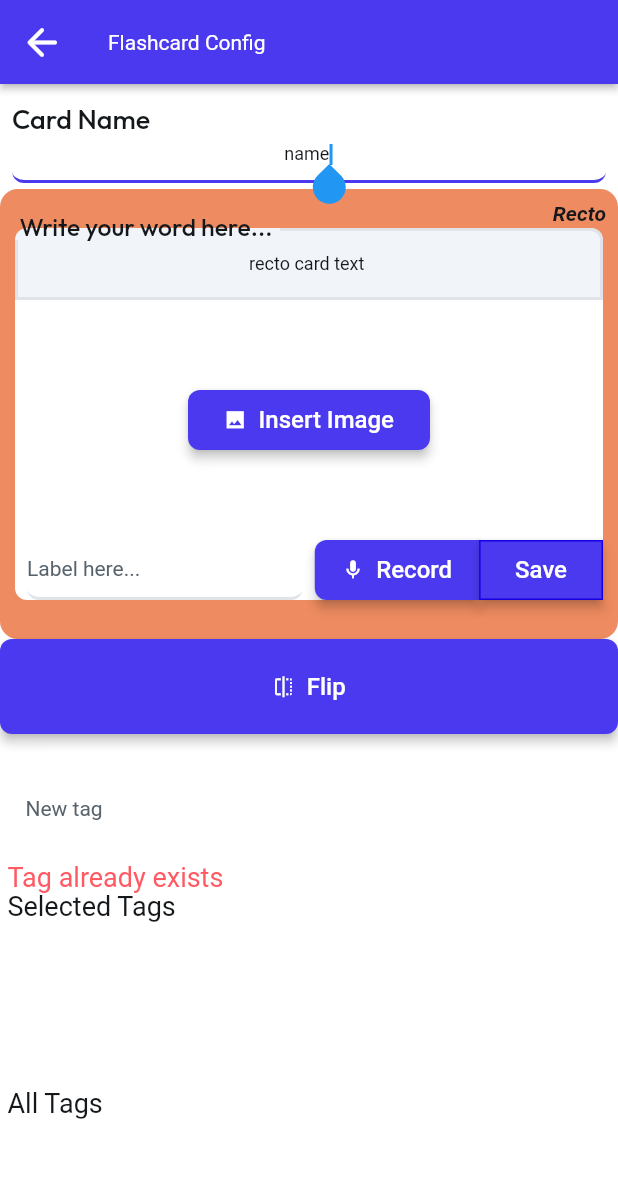
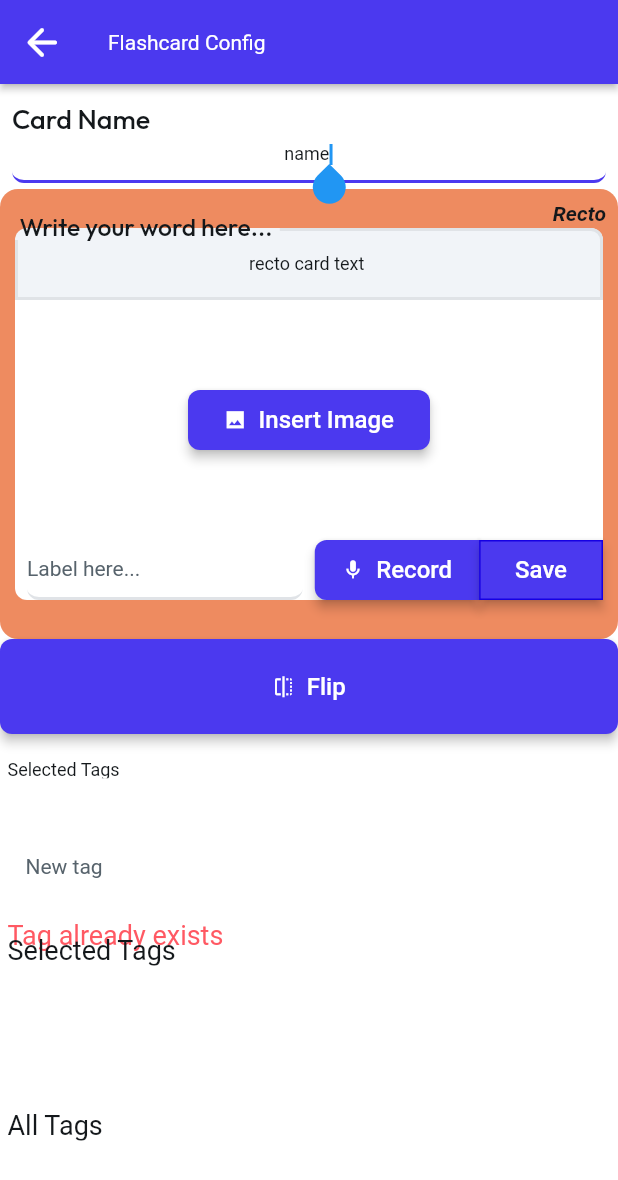
Before and after one commit to alegarn/Convsrs, a Flutter app: the FlashcardUpdateScreenWidget screen opened by its route, on a phone screen of 412 x 824 dp. Shown: the top 1180 px of the screen. Run offline on Flutter 3.47's test engine with Material 3 defaults, Android fonts, the phone set to English and light mode, and no system bars; drawn by our look-alikes of auto_size_text, flutter_animate; our stand-ins replace cached_network_image, cross_file, csv, data_table_2, easy_debounce, file_picker and 18 more; missing offline and left inert: json_path, mime_type, record; accounts and stored records are empty; Roboto replaces fonts that are missing (Readex Pro); statements that could not run were skipped.

Commit message:
new component (a tag list), included directly in flashcards_update_screen

```diff
--- /dev/null
+++ b/lib/components/selected_tags_list_model.dart
@@ -0,0 +1,15 @@
+import '/flutter_flow/flutter_flow_util.dart';
+import 'selected_tags_list_widget.dart' show SelectedTagsListWidget;
+import 'package:flutter/material.dart';
+
+class SelectedTagsListModel extends FlutterFlowModel<SelectedTagsListWidget> {
+  ///  Local state fields for this component.
+
+  bool displayTagOption = false;
+
+  @override
+  void initState(BuildContext context) {}
+
+  @override
+  void dispose() {}
+}
--- /dev/null
+++ b/lib/components/selected_tags_list_widget.dart
@@ -0,0 +1,209 @@
+import '/backend/schema/structs/index.dart';
+import '/backend/sqlite/sqlite_manager.dart';
+import '/flutter_flow/flutter_flow_theme.dart';
+import '/flutter_flow/flutter_flow_util.dart';
+import 'dart:async';
+import '/actions/actions.dart' as action_blocks;
+import 'package:auto_size_text/auto_size_text.dart';
+import 'package:flutter/material.dart';
+import 'selected_tags_list_model.dart';
+export 'selected_tags_list_model.dart';
+
+class SelectedTagsListWidget extends StatefulWidget {
+  const SelectedTagsListWidget({
+    super.key,
+    bool? tagOptionsVisible,
+    this.selectedTagState,
+    required this.tagTransfert,
+    required this.allTagsState,
+    String? category,
+    required this.removeTagFromState,
+  })  : tagOptionsVisible = tagOptionsVisible ?? false,
+        category = category ?? 'flashcard';
+
+  final bool tagOptionsVisible;
+  final List<TagStruct>? selectedTagState;
+  final Future Function(TagStruct item)? tagTransfert;
+  final List<TagStruct>? allTagsState;
+  final String category;
+  final Future Function(TagStruct tag)? removeTagFromState;
+
+  @override
+  State<SelectedTagsListWidget> createState() => _SelectedTagsListWidgetState();
+}
+
+class _SelectedTagsListWidgetState extends State<SelectedTagsListWidget> {
+  late SelectedTagsListModel _model;
+
+  @override
+  void setState(VoidCallback callback) {
+    super.setState(callback);
+    _model.onUpdate();
+  }
+
+  @override
+  void initState() {
+    super.initState();
+    _model = createModel(context, () => SelectedTagsListModel());
+  }
+
+  @override
+  void dispose() {
+    _model.maybeDispose();
+
+    super.dispose();
+  }
+
+  @override
+  Widget build(BuildContext context) {
+    return Padding(
+      padding: const EdgeInsetsDirectional.fromSTEB(5.0, 0.0, 5.0, 0.0),
+      child: Container(
+        decoration: const BoxDecoration(),
+        child: Column(
+          mainAxisSize: MainAxisSize.max,
+          crossAxisAlignment: CrossAxisAlignment.start,
+          children: [
+            Flexible(
+              flex: 1,
+              child: AutoSizeText(
+                'Selected Tags',
+                style: FlutterFlowTheme.of(context).titleMedium.override(
+                      fontFamily: 'Readex Pro',
+                      color: FlutterFlowTheme.of(context).primaryText,
+                      letterSpacing: 0.0,
+                    ),
+              ),
+            ),
+            Flexible(
+              flex: 2,
+              child: Container(
+                width: MediaQuery.sizeOf(context).width * 1.0,
+                height: MediaQuery.sizeOf(context).height * 0.9,
+                decoration: BoxDecoration(
+                  color: FlutterFlowTheme.of(context).secondaryBackground,
+                ),
+                child: Builder(
+                  builder: (context) {
+                    final selectedTagsItemsRow =
+                        widget.selectedTagState?.toList() ?? [];
+
+                    return SingleChildScrollView(
+                      scrollDirection: Axis.horizontal,
+                      child: Row(
+                        mainAxisSize: MainAxisSize.max,
+                        children: List.generate(selectedTagsItemsRow.length,
+                            (selectedTagsItemsRowIndex) {
+                          final selectedTagsItemsRowItem =
+                              selectedTagsItemsRow[selectedTagsItemsRowIndex];
+                          return InkWell(
+                            splashColor: Colors.transparent,
+                            focusColor: Colors.transparent,
+                            hoverColor: Colors.transparent,
+                            highlightColor: Colors.transparent,
+                            onTap: () async {
+                              // Transfer from selected tags to allTags
+                              await widget.tagTransfert?.call(
+                                selectedTagsItemsRowItem,
+                              );
+                            },
+                            onLongPress: () async {
+                              // Toggle tag options
+                              _model.displayTagOption =
+                                  !_model.displayTagOption;
+                              safeSetState(() {});
+                            },
+                            child: Container(
+                              height: 32.0,
+                              constraints: const BoxConstraints(
+                                minWidth: 48.0,
+                                minHeight: 48.0,
+                              ),
+                              decoration: BoxDecoration(
+                                color: FlutterFlowTheme.of(context).accent1,
+                                borderRadius: BorderRadius.circular(8.0),
+                                border: Border.all(
+                                  color: FlutterFlowTheme.of(context).primary,
+                                ),
+                              ),
+                              child: Row(
+                                mainAxisSize: MainAxisSize.max,
+                                children: [
+                                  Align(
+                                    alignment: const AlignmentDirectional(0.0, 0.0),
+                                    child: Padding(
+                                      padding: const EdgeInsetsDirectional.fromSTEB(
+                                          8.0, 0.0, 8.0, 0.0),
+                                      child: Text(
+                                        valueOrDefault<String>(
+                                          selectedTagsItemsRowItem.name,
+                                          'no_tag',
+                                        ),
+                                        style: FlutterFlowTheme.of(context)
+                                            .bodyMedium
+                                            .override(
+                                              fontFamily: 'Readex Pro',
+                                              letterSpacing: 0.0,
+                                            ),
+                                      ),
+                                    ),
+                                  ),
+                                  if (valueOrDefault<bool>(
+                                    _model.displayTagOption,
+                                    false,
+                                  ))
+                                    InkWell(
+                                      splashColor: Colors.transparent,
+                                      focusColor: Colors.transparent,
+                                      hoverColor: Colors.transparent,
+                                      highlightColor: Colors.transparent,
+                                      onTap: () async {
+                                        // Delete or Update Tag in db
+                                        await action_blocks
+                                            .deleteOrUpdateTagInDatabase(
+                                          context,
+                                          category: widget.category,
+                                          tagItem: selectedTagsItemsRowItem,
+                                        );
+                                        // Update tag id in flashcards
+                                        unawaited(
+                                          () async {
+                                            await SQLiteManager.instance
+                                                .flashcardsUPDATETagIdsInAllFlashcards(
+                                              tagId: valueOrDefault<String>(
+                                                selectedTagsItemsRowItem.id
+                                                    .toString(),
+                                                '1',
+                                              ),
+                                            );
+                                          }(),
+                                        );
+                                        // Remove tag from list
+                                        await widget.removeTagFromState?.call(
+                                          selectedTagsItemsRowItem,
+                                        );
+                                      },
+                                      child: Icon(
+                                        Icons.close,
+                                        color:
+                                            FlutterFlowTheme.of(context).error,
+                                        size: 24.0,
+                                      ),
+                                    ),
+                                ],
+                              ),
+                            ),
+                          );
+                        }).divide(const SizedBox(width: 3.0)),
+                      ),
+                    );
+                  },
+                ),
+              ),
+            ),
+          ],
+        ),
+      ),
+    );
+  }
+}
--- a/lib/pages/flashcard_update_screen/flashcard_update_screen_model.dart
+++ b/lib/pages/flashcard_update_screen/flashcard_update_screen_model.dart
@@ -1,6 +1,7 @@
 import '/backend/schema/structs/index.dart';
 import '/backend/sqlite/sqlite_manager.dart';
 import '/components/flashcard_component/insert_audio_flashcard/insert_audio_flashcard_widget.dart';
+import '/components/selected_tags_list_widget.dart';
 import '/flutter_flow/flutter_flow_util.dart';
 import 'dart:async';
 import '/custom_code/actions/index.dart' as actions;
@@ -88,6 +89,8 @@ class FlashcardUpdateScreenModel
       textVersoFieldTextControllerValidator;
   // Model for InsertAudioFlashcard component.
   late InsertAudioFlashcardModel insertAudioFlashcardModel2;
+  // Model for SelectedTagsList component.
+  late SelectedTagsListModel selectedTagsListModel;
   // State field(s) for NewTagField widget.
   FocusNode? newTagFieldFocusNode;
   TextEditingController? newTagFieldTextController;
@@ -107,6 +110,7 @@ class FlashcardUpdateScreenModel
         createModel(context, () => InsertAudioFlashcardModel());
     insertAudioFlashcardModel2 =
         createModel(context, () => InsertAudioFlashcardModel());
+    selectedTagsListModel = createModel(context, () => SelectedTagsListModel());
   }
 
   @override
@@ -122,6 +126,7 @@ class FlashcardUpdateScreenModel
     textVersoFieldTextController?.dispose();
 
     insertAudioFlashcardModel2.dispose();
+    selectedTagsListModel.dispose();
     newTagFieldFocusNode?.dispose();
     newTagFieldTextController?.dispose();
   }
--- a/lib/pages/flashcard_update_screen/flashcard_update_screen_widget.dart
+++ b/lib/pages/flashcard_update_screen/flashcard_update_screen_widget.dart
@@ -1,6 +1,7 @@
 import '/backend/schema/structs/index.dart';
 import '/backend/sqlite/sqlite_manager.dart';
 import '/components/flashcard_component/insert_audio_flashcard/insert_audio_flashcard_widget.dart';
+import '/components/selected_tags_list_widget.dart';
 import '/flutter_flow/flutter_flow_animations.dart';
 import '/flutter_flow/flutter_flow_icon_button.dart';
 import '/flutter_flow/flutter_flow_theme.dart';
@@ -1165,6 +1166,32 @@ class _FlashcardUpdateScreenWidgetState
                     mainAxisSize: MainAxisSize.max,
                     children: [
                       Flexible(
+                        child: wrapWithModel(
+                          model: _model.selectedTagsListModel,
+                          updateCallback: () => safeSetState(() {}),
+                          child: SelectedTagsListWidget(
+                            tagOptionsVisible: false,
+                            selectedTagState: _model.selectedTags,
+                            allTagsState: _model.allTags,
+                            category: 'flashcard',
+                            tagTransfert: (item) async {
+                              if (!_model.allTags.contains(item)) {
+                                // Add to allTags
+                                _model.addToAllTags(item);
+                              }
+                              // Remove from selectedTags
+                              _model.removeFromSelectedTags(item);
+                              safeSetState(() {});
+                            },
+                            removeTagFromState: (tag) async {
+                              // Remove tag from selectedTags
+                              _model.removeFromSelectedTags(tag);
+                              safeSetState(() {});
+                            },
+                          ),
+                        ),
+                      ),
+                      Flexible(
                         flex: 2,
                         child: Align(
                           alignment: const AlignmentDirectional(0.0, 0.0),
```
Also changed, not shown: lib/pages/flashcards_screen/flashcards_screen_widget.dart (+18 -15 lines).
